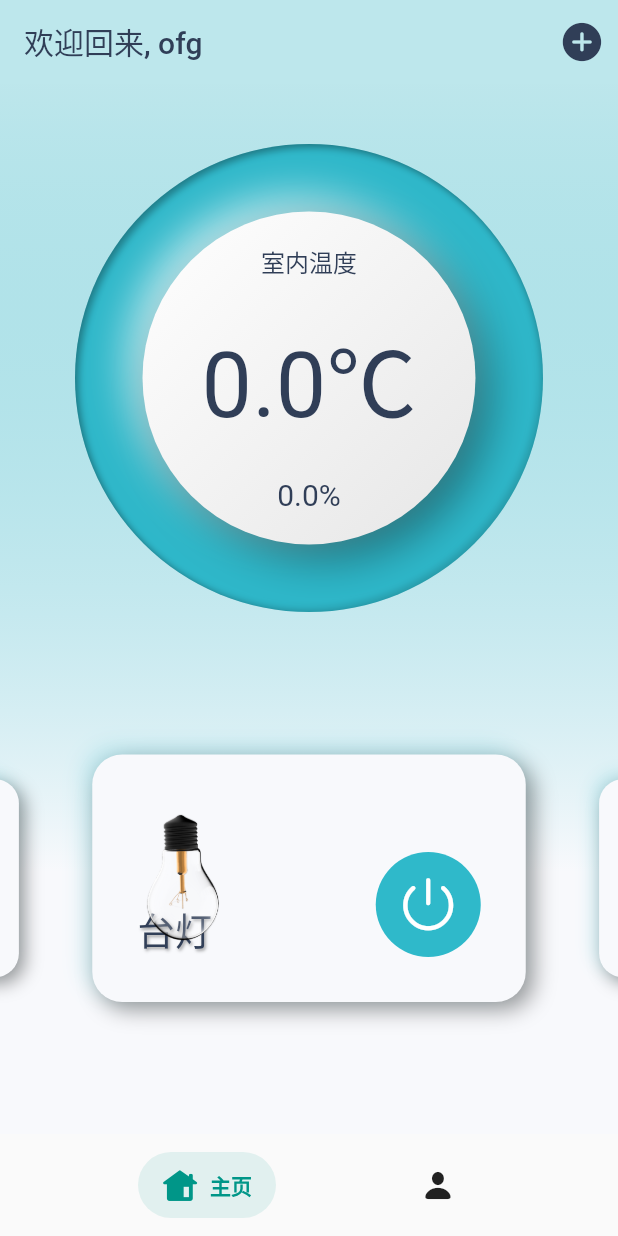
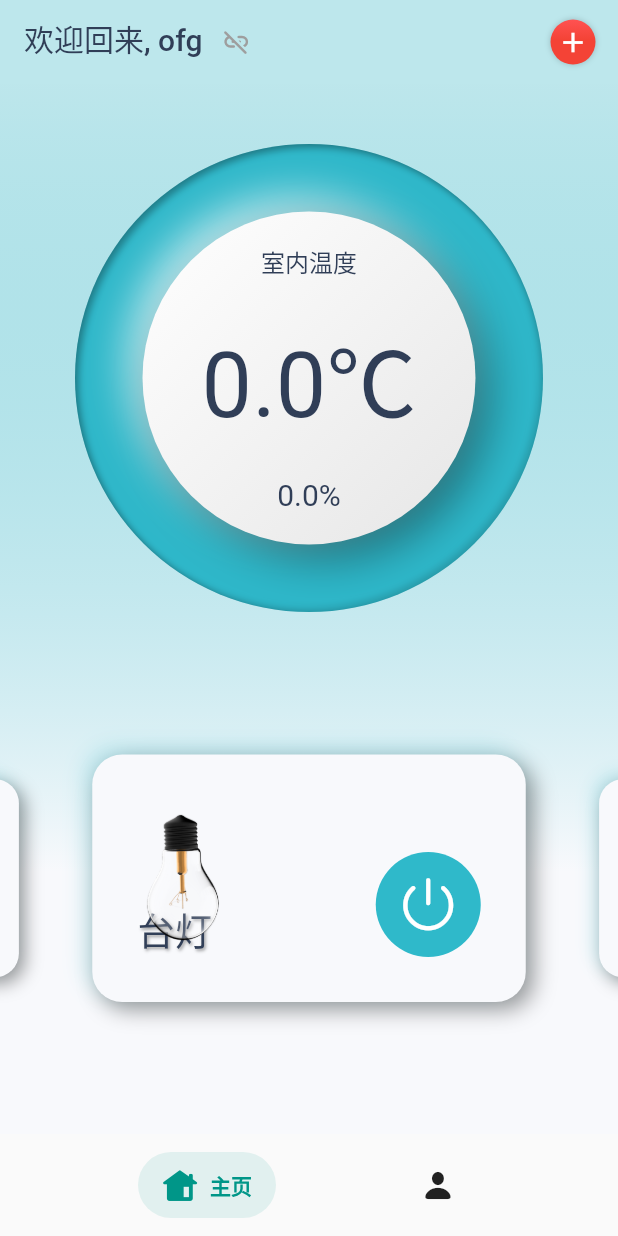
Before and after one commit to wrs123/smart_home_app, a Flutter app: the screen it shows after launch, on a phone screen of 412 x 824 dp. Run offline on Flutter 3.47's test engine with Material 2 defaults, Android fonts, the light colour scheme and no system bars; drawn by our look-alikes of card_swiper, flutter_neumorphic, oktoast, salomon_bottom_bar; our stand-ins replace cookie_jar, dio, dio_cookie_manager, shared_preferences; missing offline and left inert: flutter_wifi_connect, network_info_plus, scan, wifi_scan; network calls fail.

Commit message:
add:添加key验证

```diff
--- a/lib/index_page.dart
+++ b/lib/index_page.dart
@@ -20,15 +20,29 @@ class _IndexPageState extends State<IndexPage> {
   List<Widget> pages = <Widget>[];
    static Color appBarColor = Colors.black;
    List<Color> appBarBgColors = <Color>[Color.fromRGBO(47, 185, 202, 0.3), Color.fromRGBO(255,255,255,0.1)];
-   List<Widget> appbarTitile = <Widget>[Text("欢迎回来, ofg",
+   List<Widget> appbarTitile = <Widget>[Row(
+     crossAxisAlignment: CrossAxisAlignment.center,
+     children: [
+        const Center(
+          child: Text("欢迎回来, ofg",
+          textAlign: TextAlign.center,
           style: TextStyle(
+            height: 1,
           color: Color(0xFF303E57),
+          )),
         ),
+       const SizedBox(width: 10,),
+       Container(
+       width: 25,
+       height: 25,
+       child: Transform.rotate(
+           angle: 0,
+           child: Icon(Icons.link_off_rounded,color: Colors.grey,size: 19,)),
+     )],
    ), Text("")];
 
   @override
-  void initState() {
-    // TODO: implement initState
+  void initState() {  // TODO: implement initState3
     super.initState();
     //开启socket
     SocketConnect.connects(context);
@@ -44,12 +58,37 @@ class _IndexPageState extends State<IndexPage> {
         backgroundColor: appBarBgColors[_currentIndex],
         elevation: 0,
         title: appbarTitile[_currentIndex],
-        actions: [_currentIndex == 0 ? IconButton(onPressed: () =>{
+        actions: [_currentIndex == 0 ?
+        GestureDetector(
+            onTap: () =>{
               Navigator.push(context, CupertinoPageRoute(builder: (context) {
                 return ScanPage();
               }))
-        }, icon: Icon(CupertinoIcons.add_circled_solid ,size: 30,color: Color(0xFF303E57)))
-        : SizedBox()],
+            },
+            child: Align(
+              child: Container(
+              width: 30,
+              height: 30,
+              margin: EdgeInsets.only(right: 15),
+              decoration: BoxDecoration(
+                borderRadius: BorderRadius.all(Radius.circular(50)),
+                boxShadow: [BoxShadow(color: Color.fromRGBO(0,0,0,.2),blurRadius:3.0)],
+                gradient: LinearGradient(
+                  begin: Alignment.topCenter,
+                  end: Alignment.bottomCenter,
+                  stops: [0, 0.45],
+                  colors: [
+                    Colors.redAccent,
+                    Colors.red,
+                  ],
+                ),
+              ),
+              child: Icon(Icons.add,color: Colors.white,size: 22),
+          ),
+            )
+        )
+        : SizedBox()
+        ],
       ),
       bottomNavigationBar: SalomonBottomBar(
         margin: const EdgeInsets.all(12),
--- a/lib/main.dart
+++ b/lib/main.dart
@@ -12,7 +12,7 @@ import 'index_page.dart';
 import 'model/Data.dart';
 import 'model/Led.dart';
 
-void main() async{ await RunApp();}
+void main(){RunApp();}
 
 class MyApp extends StatelessWidget {
   const MyApp({Key? key}) : super(key: key);
--- a/lib/pages/home_page.dart
+++ b/lib/pages/home_page.dart
@@ -39,6 +39,12 @@ class _HomePageState extends State<HomePage> {
         child: Column(
           children: [
             Container(
+              width: double.infinity,
+              child: Stack(
+                alignment: Alignment.center,
+                children: [
+                  Positioned(
+                    child: Container(
                       height: Tools.getScreenSize(context).width-50,
                       // constraints: BoxConstraints(maxHeight:mediaQuery.size.width-50,maxWidth: mediaQuery.size.width-50 ),
                       // alignment: Alignment.center,
@@ -127,10 +133,21 @@ class _HomePageState extends State<HomePage> {
                                   },
                                 ),
                               )
-                  ))
+                          )),
+
                         ],
                       ),
                     ),
+                  ),
+                  // Positioned(
+                  //   child: ,
+                  //   left: 20,
+                  //   top: 15,
+                  // ),
+                ],
+              ),
+            ),
+
             Container(
               margin: const EdgeInsets.only(top: 20),
               child: Column(
--- a/lib/pages/login_page.dart
+++ b/lib/pages/login_page.dart
@@ -136,6 +136,7 @@ class _LoginPageState extends State<LoginPage> {
 
         return false;
       }
+      Provider.of<User>(context, listen: false).setAll(id: userInfo["id"].toString(), name: userInfo["name"], isLogin: true, picoKey: result.result["user_name"]);
       Navigator.of(context).pop();
     }
   }
--- a/lib/runApp.dart
+++ b/lib/runApp.dart
@@ -19,7 +19,7 @@ RunApp() async{
   runApp(MultiProvider(
     providers: [
       ChangeNotifierProvider(create: (_) => Data(00.00, 00)),
-      ChangeNotifierProvider(create: (_) => User(int.parse(userInform["id"]), userInform["userName"], isLogin, picoKey)),
+      ChangeNotifierProvider(create: (_) => User(userInform["id"], userInform["userName"], isLogin, picoKey)),
       ChangeNotifierProvider(create: (_) => Led(false)),
     ],
     child: const MyApp(),
--- a/lib/utils/SocketConnect.dart
+++ b/lib/utils/SocketConnect.dart
@@ -1,6 +1,7 @@
 import 'dart:async';
 import 'dart:convert';
 import 'dart:io';
+import 'package:esp32_ctr/model/User.dart';
 import 'package:flutter/cupertino.dart';
 import 'package:provider/provider.dart';
 import 'package:web_socket_channel/io.dart';
@@ -14,7 +15,7 @@ enum SocketState{
 
 class SocketConnect{
 
-  static String host = '192.168.1.103';
+  static String host = '192.168.1.100';
   static String port = '8091';
   static int commandTime = 20;        // 向后台发送心跳的时间
   static late Timer timer;
@@ -30,8 +31,8 @@ class SocketConnect{
 
 
   static connects(BuildContext context) async{
-
-    channel = IOWebSocketChannel.connect(Uri.parse('ws://'+host+':'+port+'/app'));
+    String key = Provider.of<User>(context, listen: false).picoKey;
+    channel = IOWebSocketChannel.connect(Uri.parse('ws://'+host+':'+port+'/app?'+key));
     socketStatus = true; //连接状态
 
     heartbeatSocket(); //定时发送心跳
--- a/lib/utils/httpTools.dart
+++ b/lib/utils/httpTools.dart
@@ -14,7 +14,7 @@ class HttpTools {
 
   late Dio _dio;
 
-  String baseUrl = "http://192.168.1.103:8081";
+  String baseUrl = "http://192.168.1.100:8081";
 
   CancelToken cancelToken = new CancelToken();
 
```
Also changed, not shown: lib/model/User.dart (+12 -4 lines), lib/pages/wifi_select_page.dart (+13 -10 lines). Lines whose indentation alone changed are shown as unchanged.
